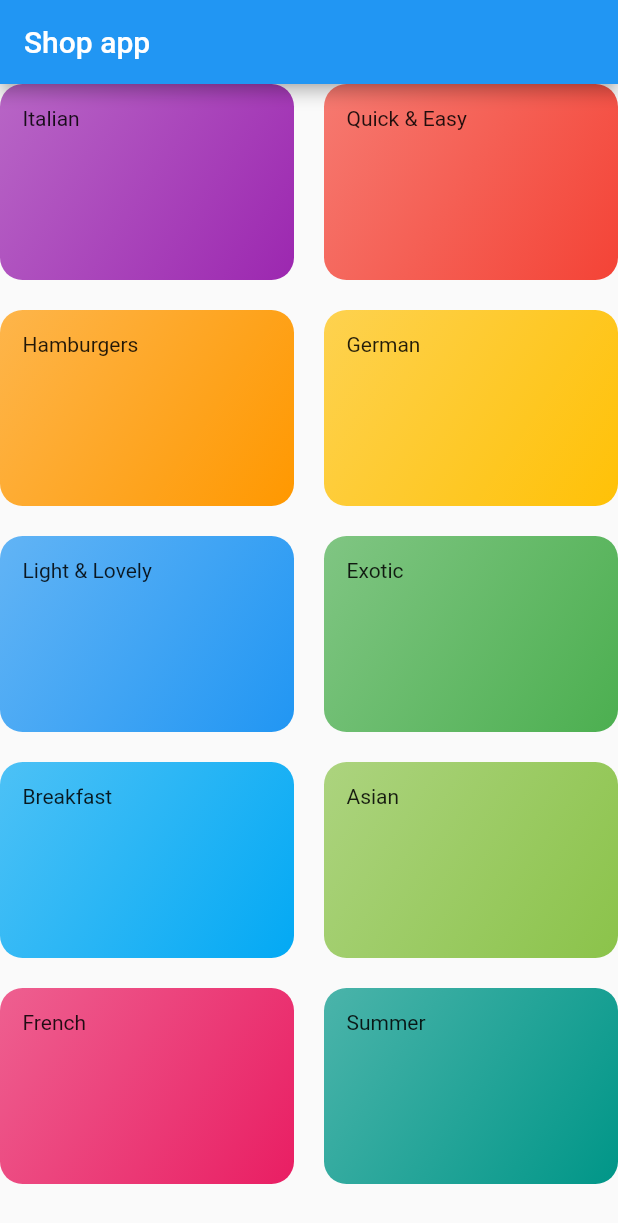
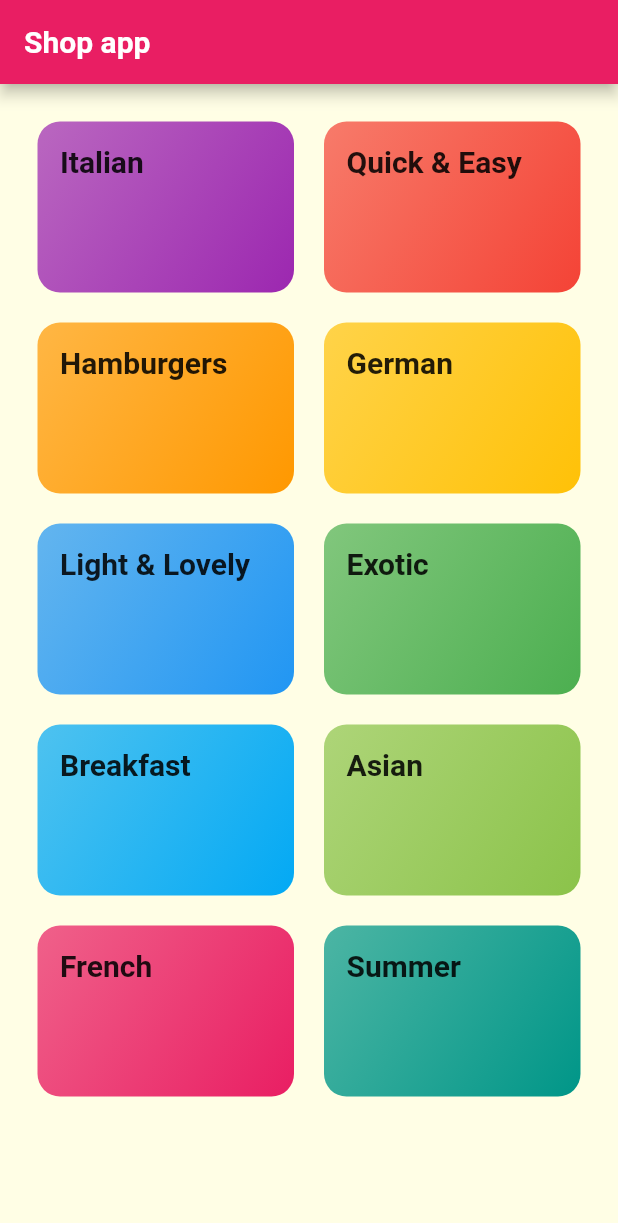
Before and after one commit to dhairya-lakhera/flutter-mealsapp, a Flutter app: the screen it shows after launch, on a phone screen of 412 x 824 dp. Shown: the top 1223 px of the screen. Run offline on Flutter 3.47's test engine with Material 2 defaults, Android fonts, the phone set to English and light mode, and no system bars; Roboto replaces fonts that are missing (RobotoCondensed).

Commit message:
161 Styling and themeing
1. Added fonts
2. Set the theme in MaterialApp

```diff
--- a/lib/categories_screen.dart
+++ b/lib/categories_screen.dart
@@ -10,6 +10,7 @@ class CategoriesScreen extends StatelessWidget {
         title: const Text('Shop app'),
       ),
       body: GridView(
+        padding: EdgeInsets.all(25),
         children: DUMMY_CATEGORIES
             .map((catData) => CategoryItem(
                   title: catData.title,
--- a/lib/category_item.dart
+++ b/lib/category_item.dart
@@ -13,7 +13,10 @@ class CategoryItem extends StatelessWidget {
   Widget build(BuildContext context) {
     return Container(
       padding: const EdgeInsets.all(15),
-      child: Text(title),
+      child: Text(
+        title,
+        style: Theme.of(context).textTheme.headline6,
+      ),
       decoration: BoxDecoration(
         gradient: LinearGradient(
           colors: [
--- a/lib/main.dart
+++ b/lib/main.dart
@@ -9,7 +9,22 @@ class MyApp extends StatelessWidget {
     return MaterialApp(
       title: 'DeliMeals',
       theme: ThemeData(
-        primarySwatch: Colors.blue,
+        primarySwatch: Colors.pink,
+        accentColor: Colors.amber,
+        canvasColor: Color.fromRGBO(255, 254, 229, 1),
+        fontFamily: 'Raleway',
+        textTheme: ThemeData.light().textTheme.copyWith(
+            bodyText1: TextStyle(
+              color: Color.fromRGBO(20, 51, 51, 1),
+            ),
+            bodyText2: TextStyle(
+              color: Color.fromRGBO(20, 51, 51, 1),
+            ),
+            headline6: TextStyle(
+              fontSize: 20,
+              fontFamily: 'RobotoCondensed',
+              fontWeight: FontWeight.bold,
+            )),
       ),
       home: CategoriesScreen(),
     );
```
Also changed, not shown: pubspec.yaml (+12 -12 lines), assets/fonts/Raleway-Black.ttf (added), assets/fonts/Raleway-Bold.ttf (added), assets/fonts/Raleway-Regular.ttf (added), assets/fonts/RobotoCondensed-Bold.ttf (added), assets/fonts/RobotoCondensed-Italic.ttf (added), assets/fonts/RobotoCondensed-Light.ttf (added), assets/fonts/RobotoCondensed-Regular.ttf (added).
